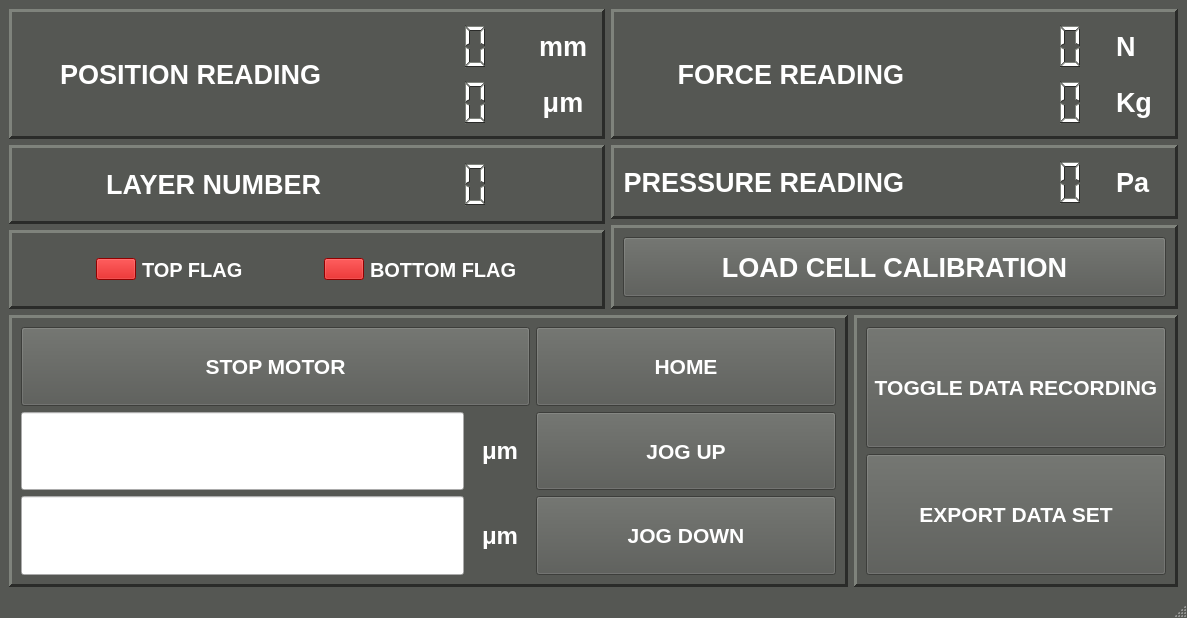
Before: the Qt Designer form newBlackBetty.ui in georgeExotic/BlackBetty_v2, drawn with Qt 5.
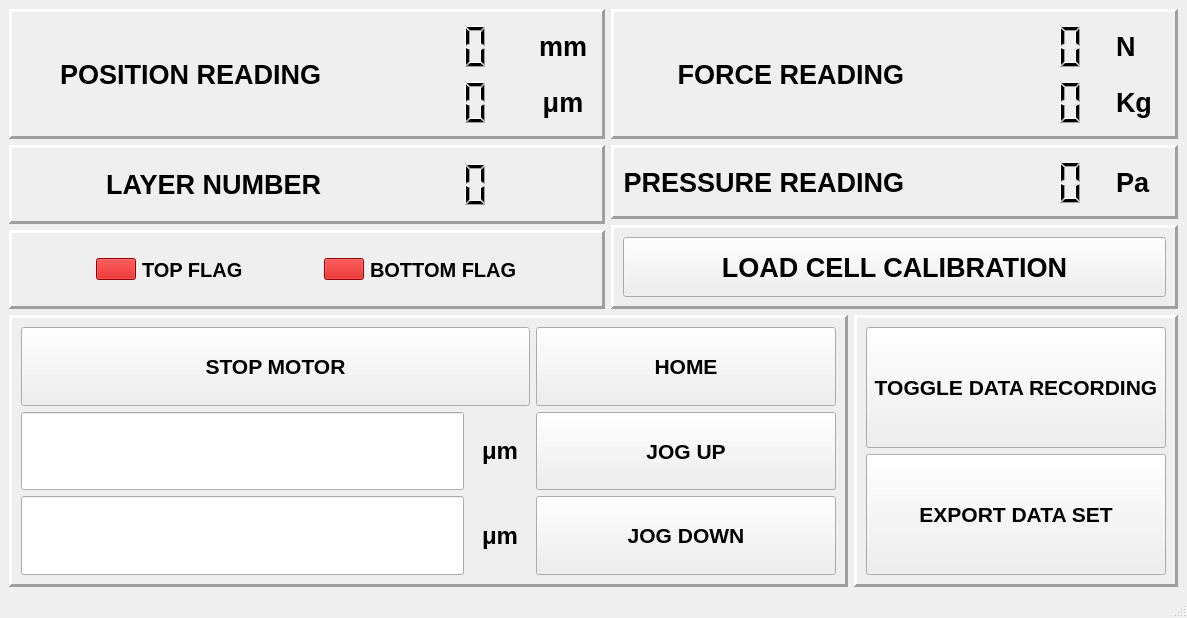
After: the same form once the commit is applied.

What changed in the file:
```diff
--- a/newBlackBetty.ui
+++ b/newBlackBetty.ui
@@ -22,448 +22,6 @@
     <height>0</height>
    </size>
   </property>
-  <property name="palette">
-   <palette>
-    <active>
-     <colorrole role="WindowText">
-      <brush brushstyle="SolidPattern">
-       <color alpha="255">
-        <red>255</red>
-        <green>255</green>
-        <blue>255</blue>
-       </color>
-      </brush>
-     </colorrole>
-     <colorrole role="Button">
-      <brush brushstyle="SolidPattern">
-       <color alpha="255">
-        <red>85</red>
-        <green>87</green>
-        <blue>83</blue>
-       </color>
-      </brush>
-     </colorrole>
-     <colorrole role="Light">
-      <brush brushstyle="SolidPattern">
-       <color alpha="255">
-        <red>127</red>
-        <green>131</green>
-        <blue>124</blue>
-       </color>
-      </brush>
-     </colorrole>
-     <colorrole role="Midlight">
-      <brush brushstyle="SolidPattern">
-       <color alpha="255">
-        <red>106</red>
-        <green>109</green>
-        <blue>103</blue>
-       </color>
-      </brush>
-     </colorrole>
-     <colorrole role="Dark">
-      <brush brushstyle="SolidPattern">
-       <color alpha="255">
-        <red>42</red>
-        <green>43</green>
-        <blue>41</blue>
-       </color>
-      </brush>
-     </colorrole>
-     <colorrole role="Mid">
-      <brush brushstyle="SolidPattern">
-       <color alpha="255">
-        <red>56</red>
-        <green>58</green>
-        <blue>55</blue>
-       </color>
-      </brush>
-     </colorrole>
-     <colorrole role="Text">
-      <brush brushstyle="SolidPattern">
-       <color alpha="255">
-        <red>255</red>
-        <green>255</green>
-        <blue>255</blue>
-       </color>
-      </brush>
-     </colorrole>
-     <colorrole role="BrightText">
-      <brush brushstyle="SolidPattern">
-       <color alpha="255">
-        <red>255</red>
-        <green>255</green>
-        <blue>255</blue>
-       </color>
-      </brush>
-     </colorrole>
-     <colorrole role="ButtonText">
-      <brush brushstyle="SolidPattern">
-       <color alpha="255">
-        <red>255</red>
-        <green>255</green>
-        <blue>255</blue>
-       </color>
-      </brush>
-     </colorrole>
-     <colorrole role="Base">
-      <brush brushstyle="SolidPattern">
-       <color alpha="255">
-        <red>238</red>
-        <green>238</green>
-        <blue>236</blue>
-       </color>
-      </brush>
-     </colorrole>
-     <colorrole role="Window">
-      <brush brushstyle="SolidPattern">
-       <color alpha="255">
-        <red>85</red>
-        <green>87</green>
-        <blue>83</blue>
-       </color>
-      </brush>
-     </colorrole>
-     <colorrole role="Shadow">
-      <brush brushstyle="SolidPattern">
-       <color alpha="255">
-        <red>0</red>
-        <green>0</green>
-        <blue>0</blue>
-       </color>
-      </brush>
-     </colorrole>
-     <colorrole role="AlternateBase">
-      <brush brushstyle="SolidPattern">
-       <color alpha="255">
-        <red>42</red>
-        <green>43</green>
-        <blue>41</blue>
-       </color>
-      </brush>
-     </colorrole>
-     <colorrole role="ToolTipBase">
-      <brush brushstyle="SolidPattern">
-       <color alpha="255">
-        <red>255</red>
-        <green>255</green>
-        <blue>220</blue>
-       </color>
-      </brush>
-     </colorrole>
-     <colorrole role="ToolTipText">
-      <brush brushstyle="SolidPattern">
-       <color alpha="255">
-        <red>0</red>
-        <green>0</green>
-        <blue>0</blue>
-       </color>
-      </brush>
-     </colorrole>
-     <colorrole role="PlaceholderText">
-      <brush brushstyle="SolidPattern">
-       <color alpha="128">
-        <red>255</red>
-        <green>255</green>
-        <blue>255</blue>
-       </color>
-      </brush>
-     </colorrole>
-    </active>
-    <inactive>
-     <colorrole role="WindowText">
-      <brush brushstyle="SolidPattern">
-       <color alpha="255">
-        <red>255</red>
-        <green>255</green>
-        <blue>255</blue>
-       </color>
-      </brush>
-     </colorrole>
-     <colorrole role="Button">
-      <brush brushstyle="SolidPattern">
-       <color alpha="255">
-        <red>85</red>
-        <green>87</green>
-        <blue>83</blue>
-       </color>
-      </brush>
-     </colorrole>
-     <colorrole role="Light">
-      <brush brushstyle="SolidPattern">
-       <color alpha="255">
-        <red>127</red>
-        <green>131</green>
-        <blue>124</blue>
-       </color>
-      </brush>
-     </colorrole>
-     <colorrole role="Midlight">
-      <brush brushstyle="SolidPattern">
-       <color alpha="255">
-        <red>106</red>
-        <green>109</green>
-        <blue>103</blue>
-       </color>
-      </brush>
-     </colorrole>
-     <colorrole role="Dark">
-      <brush brushstyle="SolidPattern">
-       <color alpha="255">
-        <red>42</red>
-        <green>43</green>
-        <blue>41</blue>
-       </color>
-      </brush>
-     </colorrole>
-     <colorrole role="Mid">
-      <brush brushstyle="SolidPattern">
-       <color alpha="255">
-        <red>56</red>
-        <green>58</green>
-        <blue>55</blue>
-       </color>
-      </brush>
-     </colorrole>
-     <colorrole role="Text">
-      <brush brushstyle="SolidPattern">
-       <color alpha="255">
-        <red>255</red>
-        <green>255</green>
-        <blue>255</blue>
-       </color>
-      </brush>
-     </colorrole>
-     <colorrole role="BrightText">
-      <brush brushstyle="SolidPattern">
-       <color alpha="255">
-        <red>255</red>
-        <green>255</green>
-        <blue>255</blue>
-       </color>
-      </brush>
-     </colorrole>
-     <colorrole role="ButtonText">
-      <brush brushstyle="SolidPattern">
-       <color alpha="255">
-        <red>255</red>
-        <green>255</green>
-        <blue>255</blue>
-       </color>
-      </brush>
-     </colorrole>
-     <colorrole role="Base">
-      <brush brushstyle="SolidPattern">
-       <color alpha="255">
-        <red>238</red>
-        <green>238</green>
-        <blue>236</blue>
-       </color>
-      </brush>
-     </colorrole>
-     <colorrole role="Window">
-      <brush brushstyle="SolidPattern">
-       <color alpha="255">
-        <red>85</red>
-        <green>87</green>
-        <blue>83</blue>
-       </color>
-      </brush>
-     </colorrole>
-     <colorrole role="Shadow">
-      <brush brushstyle="SolidPattern">
-       <color alpha="255">
-        <red>0</red>
-        <green>0</green>
-        <blue>0</blue>
-       </color>
-      </brush>
-     </colorrole>
-     <colorrole role="AlternateBase">
-      <brush brushstyle="SolidPattern">
-       <color alpha="255">
-        <red>42</red>
-        <green>43</green>
-        <blue>41</blue>
-       </color>
-      </brush>
-     </colorrole>
-     <colorrole role="ToolTipBase">
-      <brush brushstyle="SolidPattern">
-       <color alpha="255">
-        <red>255</red>
-        <green>255</green>
-        <blue>220</blue>
-       </color>
-      </brush>
-     </colorrole>
-     <colorrole role="ToolTipText">
-      <brush brushstyle="SolidPattern">
-       <color alpha="255">
-        <red>0</red>
-        <green>0</green>
-        <blue>0</blue>
-       </color>
-      </brush>
-     </colorrole>
-     <colorrole role="PlaceholderText">
-      <brush brushstyle="SolidPattern">
-       <color alpha="128">
-        <red>255</red>
-        <green>255</green>
-        <blue>255</blue>
-       </color>
-      </brush>
-     </colorrole>
-    </inactive>
-    <disabled>
-     <colorrole role="WindowText">
-      <brush brushstyle="SolidPattern">
-       <color alpha="255">
-        <red>42</red>
-        <green>43</green>
-        <blue>41</blue>
-       </color>
-      </brush>
-     </colorrole>
-     <colorrole role="Button">
-      <brush brushstyle="SolidPattern">
-       <color alpha="255">
-        <red>85</red>
-        <green>87</green>
-        <blue>83</blue>
-       </color>
-      </brush>
-     </colorrole>
-     <colorrole role="Light">
-      <brush brushstyle="SolidPattern">
-       <color alpha="255">
-        <red>127</red>
-        <green>131</green>
-        <blue>124</blue>
-       </color>
-      </brush>
-     </colorrole>
-     <colorrole role="Midlight">
-      <brush brushstyle="SolidPattern">
-       <color alpha="255">
-        <red>106</red>
-        <green>109</green>
-        <blue>103</blue>
-       </color>
-      </brush>
-     </colorrole>
-     <colorrole role="Dark">
-      <brush brushstyle="SolidPattern">
-       <color alpha="255">
-        <red>42</red>
-        <green>43</green>
-        <blue>41</blue>
-       </color>
-      </brush>
-     </colorrole>
-     <colorrole role="Mid">
-      <brush brushstyle="SolidPattern">
-       <color alpha="255">
-        <red>56</red>
-        <green>58</green>
-        <blue>55</blue>
-       </color>
-      </brush>
-     </colorrole>
-     <colorrole role="Text">
-      <brush brushstyle="SolidPattern">
-       <color alpha="255">
-        <red>42</red>
-        <green>43</green>
-        <blue>41</blue>
-       </color>
-      </brush>
-     </colorrole>
-     <colorrole role="BrightText">
-      <brush brushstyle="SolidPattern">
-       <color alpha="255">
-        <red>255</red>
-        <green>255</green>
-        <blue>255</blue>
-       </color>
-      </brush>
-     </colorrole>
-     <colorrole role="ButtonText">
-      <brush brushstyle="SolidPattern">
-       <color alpha="255">
-        <red>42</red>
-        <green>43</green>
-        <blue>41</blue>
-       </color>
-      </brush>
-     </colorrole>
-     <colorrole role="Base">
-      <brush brushstyle="SolidPattern">
-       <color alpha="255">
-        <red>85</red>
-        <green>87</green>
-        <blue>83</blue>
-       </color>
-      </brush>
-     </colorrole>
-     <colorrole role="Window">
-      <brush brushstyle="SolidPattern">
-       <color alpha="255">
-        <red>85</red>
-        <green>87</green>
-        <blue>83</blue>
-       </color>
-      </brush>
-     </colorrole>
-     <colorrole role="Shadow">
-      <brush brushstyle="SolidPattern">
-       <color alpha="255">
-        <red>0</red>
-        <green>0</green>
-        <blue>0</blue>
-       </color>
-      </brush>
-     </colorrole>
-     <colorrole role="AlternateBase">
-      <brush brushstyle="SolidPattern">
-       <color alpha="255">
-        <red>85</red>
-        <green>87</green>
-        <blue>83</blue>
-       </color>
-      </brush>
-     </colorrole>
-     <colorrole role="ToolTipBase">
-      <brush brushstyle="SolidPattern">
-       <color alpha="255">
-        <red>255</red>
-        <green>255</green>
-        <blue>220</blue>
-       </color>
-      </brush>
-     </colorrole>
-     <colorrole role="ToolTipText">
-      <brush brushstyle="SolidPattern">
-       <color alpha="255">
-        <red>0</red>
-        <green>0</green>
-        <blue>0</blue>
-       </color>
-      </brush>
-     </colorrole>
-     <colorrole role="PlaceholderText">
-      <brush brushstyle="SolidPattern">
-       <color alpha="128">
-        <red>255</red>
-        <green>255</green>
-        <blue>255</blue>
-       </color>
-      </brush>
-     </colorrole>
-    </disabled>
-   </palette>
-  </property>
   <property name="windowTitle">
    <string>MainWindow</string>
   </property>
```
